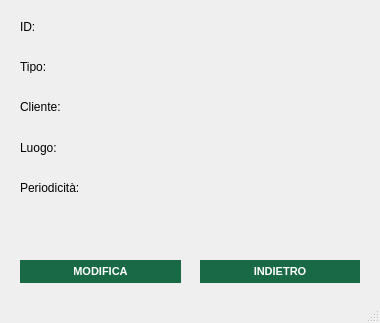
Above: src/main/gui/visualizza_servizio.ui from OT-Rax/AnconAmbiente before the change. Below: the same form after it.
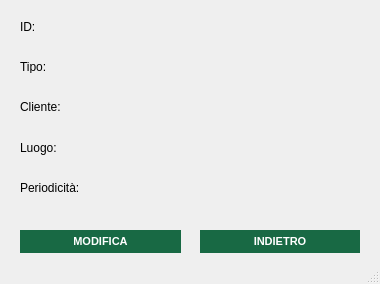
That is the form after the change. Icons and pictures are not drawn.

Commit message: Agg. gui servizi

```diff
--- a/src/main/gui/visualizza_servizio.ui
+++ b/src/main/gui/visualizza_servizio.ui
@@ -7,7 +7,7 @@
     <x>0</x>
     <y>0</y>
     <width>380</width>
-    <height>323</height>
+    <height>284</height>
    </rect>
   </property>
   <property name="windowTitle">
@@ -87,7 +87,7 @@
     <property name="geometry">
      <rect>
       <x>200</x>
-      <y>260</y>
+      <y>230</y>
       <width>160</width>
       <height>23</height>
      </rect>
@@ -130,7 +130,7 @@
     <property name="geometry">
      <rect>
       <x>20</x>
-      <y>260</y>
+      <y>230</y>
       <width>161</width>
       <height>23</height>
      </rect>
```
The commit also changes 2 other files.
